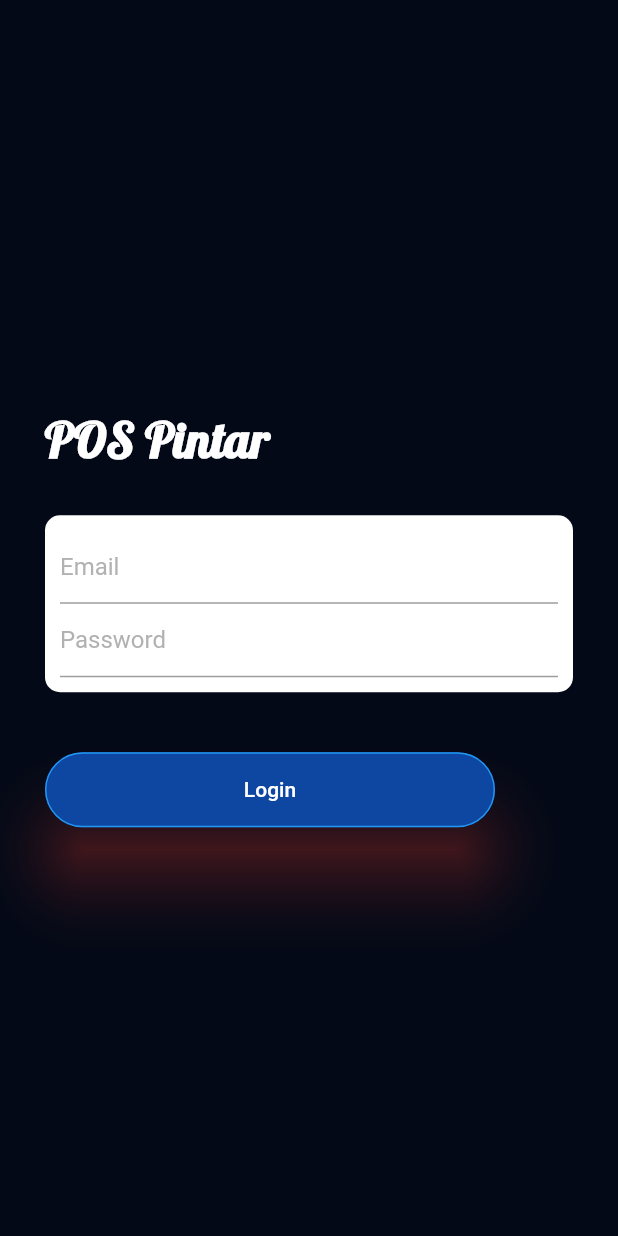
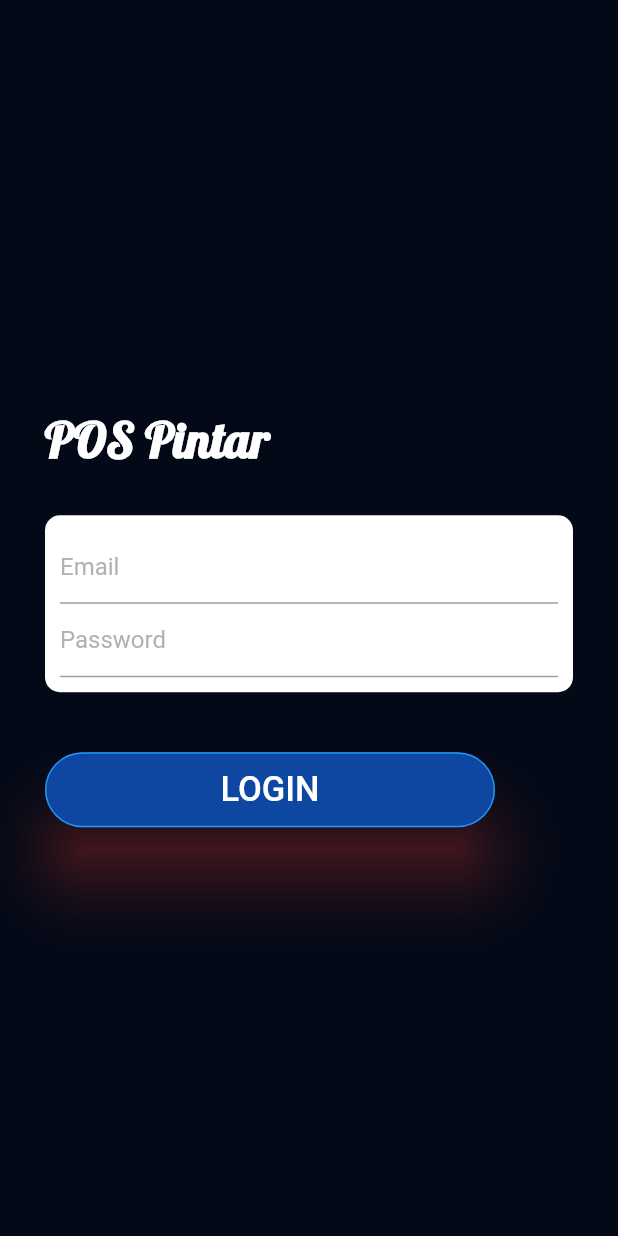
Before and after one commit to jhonwick88/pintarshop_app, a Flutter app: the LoginPage screen opened directly, on a phone screen of 412 x 824 dp. Run offline on Flutter 3.47's test engine with Material 2 defaults, Android fonts, the phone set to English and light mode, and no system bars; our stand-ins replace page_transition, simple_animations.

Commit message:
fix android debug

```diff
--- a/lib/screens/login_page.dart
+++ b/lib/screens/login_page.dart
@@ -84,7 +84,10 @@ class _LoginPageState extends State<LoginPage> {
                           borderRadius: BorderRadius.circular(30)),
                     ),
                     onPressed: () {},
-                    child: const Text('Login'))),
+                    child: const Text(
+                      'LOGIN',
+                      style: TextStyle(fontSize: 23),
+                    ))),
           ],
         ),
       ),
```
